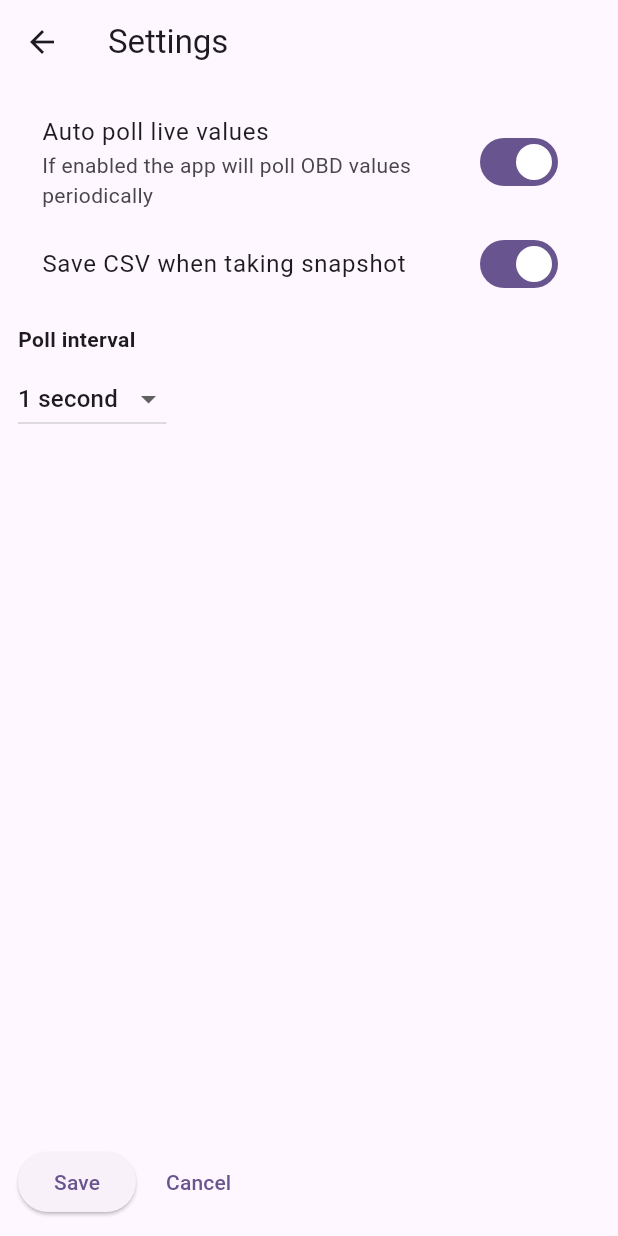
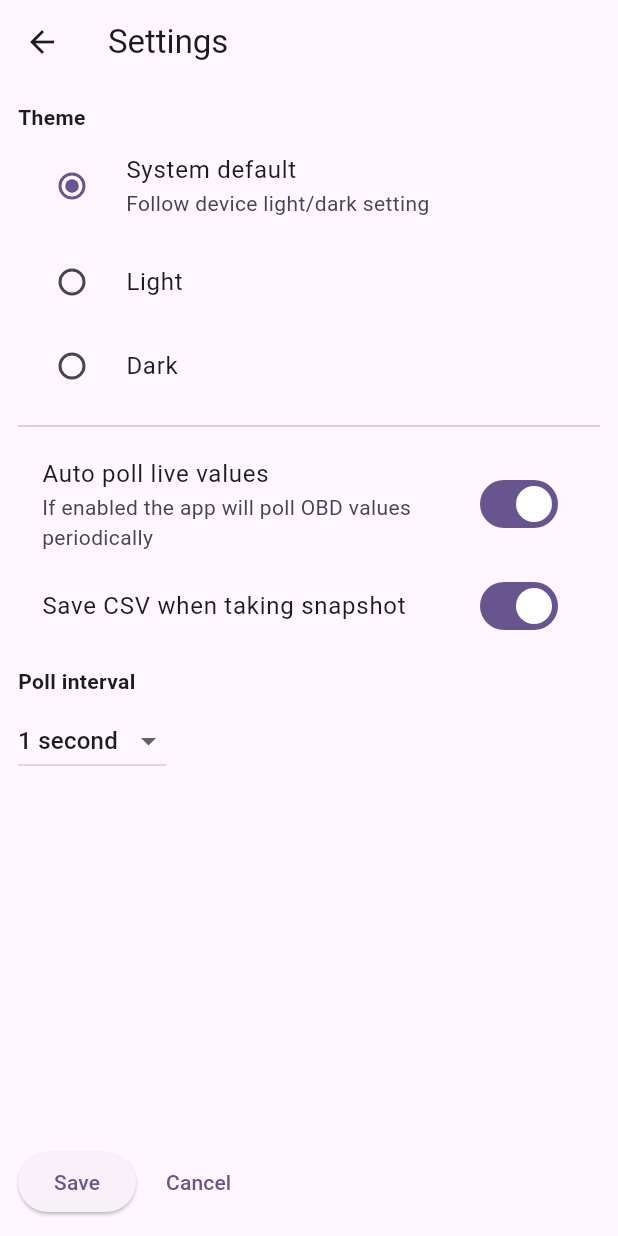
Before and after one commit to zoroxide/OBD-Pro, a Flutter app: the SettingsPage screen opened directly, on a phone screen of 412 x 824 dp. Run offline on Flutter 3.47's test engine with Material 3 defaults, Android fonts, the phone set to English and light mode, and no system bars; our stand-ins replace csv, dio, flutter_bluetooth_serial, flutter_markdown, flutter_spinkit, permission_handler and 1 more; accounts and stored records are empty.

Commit message:
feat: enhance theme management with backward compatibility and settings UI

```diff
--- a/lib/core/obd_service.dart
+++ b/lib/core/obd_service.dart
@@ -1,4 +1,3 @@
-// core/obd_service.dart
 import 'dart:async';
 import 'dart:convert';
 import 'dart:typed_data';
--- a/lib/main.dart
+++ b/lib/main.dart
@@ -23,6 +23,31 @@ void main() async {
   final prefs = await SharedPreferences.getInstance();
   final showOnboarding = !(prefs.getBool('seen_onboarding') ?? false);
 
+  // Determine initial theme mode with backward compatibility:
+  // 1. New key 'theme_mode' can be 'system' | 'light' | 'dark'
+  // 2. Legacy boolean 'dark_mode' still respected if present
+  final storedMode = prefs.getString('theme_mode');
+  ThemeMode initialMode;
+  if (storedMode != null) {
+    switch (storedMode) {
+      case 'light':
+        initialMode = ThemeMode.light;
+        break;
+      case 'dark':
+        initialMode = ThemeMode.dark;
+        break;
+      case 'system':
+      default:
+        initialMode = ThemeMode.system;
+    }
+  } else {
+    final legacyDark = prefs.getBool('dark_mode');
+    if (legacyDark == null) {
+      initialMode = ThemeMode.system; // default to automatic
+    } else {
+      initialMode = legacyDark ? ThemeMode.dark : ThemeMode.light;
+    }
+  }
   runApp(
     MultiProvider(
       providers: [
@@ -44,6 +69,7 @@ void main() async {
           ),
           update: (_, obd, bt, log, __) => OBDModel(obd, bt, log),
         ),
+        ChangeNotifierProvider(create: (_) => ThemeModeModel(initialMode)),
       ],
       child: MyApp(showOnboarding: showOnboarding),
     ),
@@ -151,14 +177,60 @@ class MyApp extends StatelessWidget {
 
   @override
   Widget build(BuildContext context) {
+    final themeModel = Provider.of<ThemeModeModel>(context);
     return MaterialApp(
       title: 'OBD Pro',
       debugShowCheckedModeBanner: false,
       theme: AppTheme.lightTheme,
       darkTheme: AppTheme.darkTheme,
+      themeMode: themeModel.mode,
       home: showOnboarding ? const OnboardingPage() : const HomeScaffold(),
     );
   }
+}
+
+class ThemeModeModel extends ChangeNotifier {
+  ThemeMode _mode;
+  ThemeModeModel(this._mode);
+  ThemeMode get mode => _mode;
+
+  /// Backward compatible method used previously by a dark mode switch.
+  Future<void> toggleDark(bool dark) async =>
+      setMode(dark ? ThemeMode.dark : ThemeMode.light);
+
+  /// Set explicit theme mode (light/dark/system) and persist.
+  Future<void> setMode(ThemeMode mode) async {
+    _mode = mode;
+    notifyListeners();
+    final prefs = await SharedPreferences.getInstance();
+    switch (mode) {
+      case ThemeMode.light:
+        await prefs.setString('theme_mode', 'light');
+        await prefs.setBool('dark_mode', false); // legacy key update
+        break;
+      case ThemeMode.dark:
+        await prefs.setString('theme_mode', 'dark');
+        await prefs.setBool('dark_mode', true);
+        break;
+      case ThemeMode.system:
+        await prefs.setString('theme_mode', 'system');
+        break;
+    }
+  }
+
+  /// Cycle through modes: light -> dark -> system -> light.
+  Future<void> cycleMode() async {
+    final next = _mode == ThemeMode.light
+        ? ThemeMode.dark
+        : _mode == ThemeMode.dark
+        ? ThemeMode.system
+        : ThemeMode.light;
+    await setMode(next);
+  }
+
+  bool get isDarkExplicit => _mode == ThemeMode.dark;
+  bool get isLightExplicit => _mode == ThemeMode.light;
+  bool get isSystem => _mode == ThemeMode.system;
 }
 
 class HomeScaffold extends StatefulWidget {
--- a/lib/pages/settings_page.dart
+++ b/lib/pages/settings_page.dart
@@ -1,4 +1,6 @@
 import 'package:flutter/material.dart';
+import 'package:provider/provider.dart';
+import '../main.dart';
 
 class SettingsPage extends StatefulWidget {
   const SettingsPage({super.key});
@@ -14,6 +16,8 @@ class _SettingsPageState extends State<SettingsPage> {
 
   @override
   Widget build(BuildContext context) {
+    final themeModel = Provider.of<ThemeModeModel>(context, listen: true);
+    final current = themeModel.mode;
     return Scaffold(
       appBar: AppBar(title: const Text('Settings')),
       body: Padding(
@@ -21,6 +25,27 @@ class _SettingsPageState extends State<SettingsPage> {
         child: Column(
           crossAxisAlignment: CrossAxisAlignment.start,
           children: [
+            const Text('Theme', style: TextStyle(fontWeight: FontWeight.bold)),
+            RadioListTile<ThemeMode>(
+              value: ThemeMode.system,
+              groupValue: current,
+              onChanged: (m) => themeModel.setMode(m ?? ThemeMode.system),
+              title: const Text('System default'),
+              subtitle: const Text('Follow device light/dark setting'),
+            ),
+            RadioListTile<ThemeMode>(
+              value: ThemeMode.light,
+              groupValue: current,
+              onChanged: (m) => themeModel.setMode(m ?? ThemeMode.light),
+              title: const Text('Light'),
+            ),
+            RadioListTile<ThemeMode>(
+              value: ThemeMode.dark,
+              groupValue: current,
+              onChanged: (m) => themeModel.setMode(m ?? ThemeMode.dark),
+              title: const Text('Dark'),
+            ),
+            const Divider(height: 24),
             SwitchListTile(
               value: _autoPoll,
               onChanged: (v) => setState(() => _autoPoll = v),
```
Also changed, not shown: lib/core/log_service.dart (+39 -2 lines), lib/core/obd_repository.dart (deleted), 2 other files.
